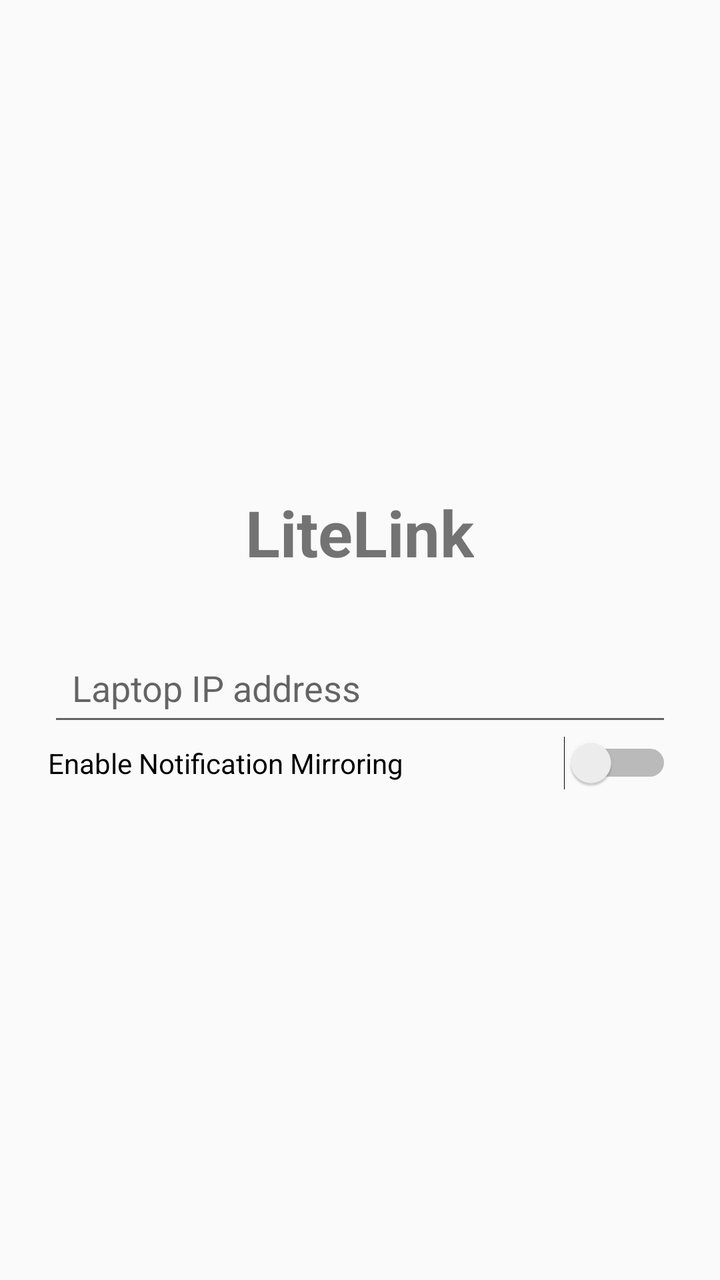
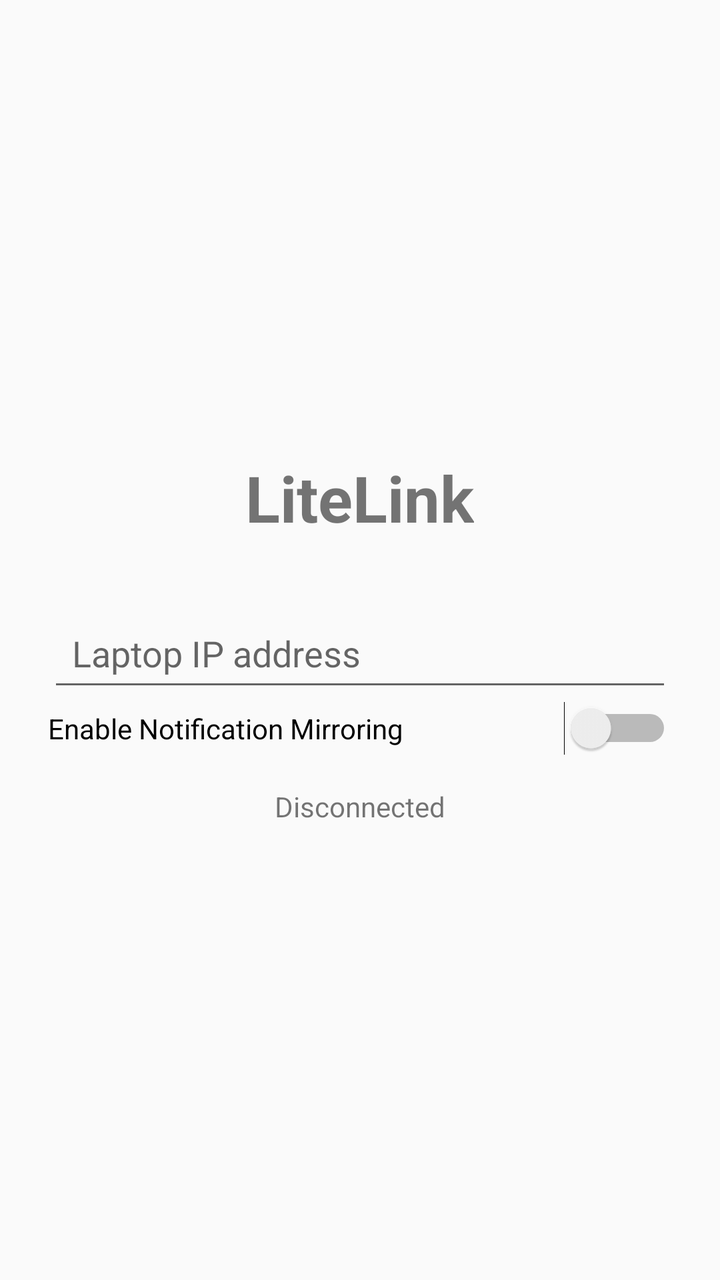

The first picture is an Android layout as it rendered before a commit; the second is the same layout after the commit. The layout source and the unified diff follow.
<!-- AndroidManifest.xml: application theme Theme.AppCompat.Light.DarkActionBar -->
<!-- res/layout/activity_main.xml -->
<?xml version="1.0" encoding="utf-8"?>
<LinearLayout xmlns:android="http://schemas.android.com/apk/res/android"
    android:layout_width="match_parent"
    android:layout_height="match_parent"
    android:orientation="vertical"
    android:padding="24dp"
    android:gravity="center">

    <TextView
        android:layout_width="wrap_content"
        android:layout_height="wrap_content"
        android:text="LiteLink"
        android:textSize="32sp"
        android:textStyle="bold"
        android:layout_marginBottom="32dp" />

    <EditText
        android:id="@+id/ipInput"
        android:layout_width="match_parent"
        android:layout_height="wrap_content"
        android:hint="Laptop IP address"
        android:inputType="phone"
        android:padding="12dp" />

    <Switch
        android:id="@+id/toggleSwitch"
        android:layout_width="match_parent"
        android:layout_height="wrap_content"
        android:text="Enable Notification Mirroring" />

</LinearLayout>
<!-- resources referenced by this layout -->
<resources>

</resources>

<!-- the commit's change to res/layout/activity_main.xml (unified diff, before → after) -->
@@ -28,4 +28,12 @@
         android:layout_height="wrap_content"
         android:text="Enable Notification Mirroring" />
 
+    <TextView
+        android:id="@+id/statusText"
+        android:layout_width="match_parent"
+        android:layout_height="wrap_content"
+        android:text="Disconnected"
+        android:gravity="center"
+        android:layout_marginTop="16dp" />
+
 </LinearLayout>
